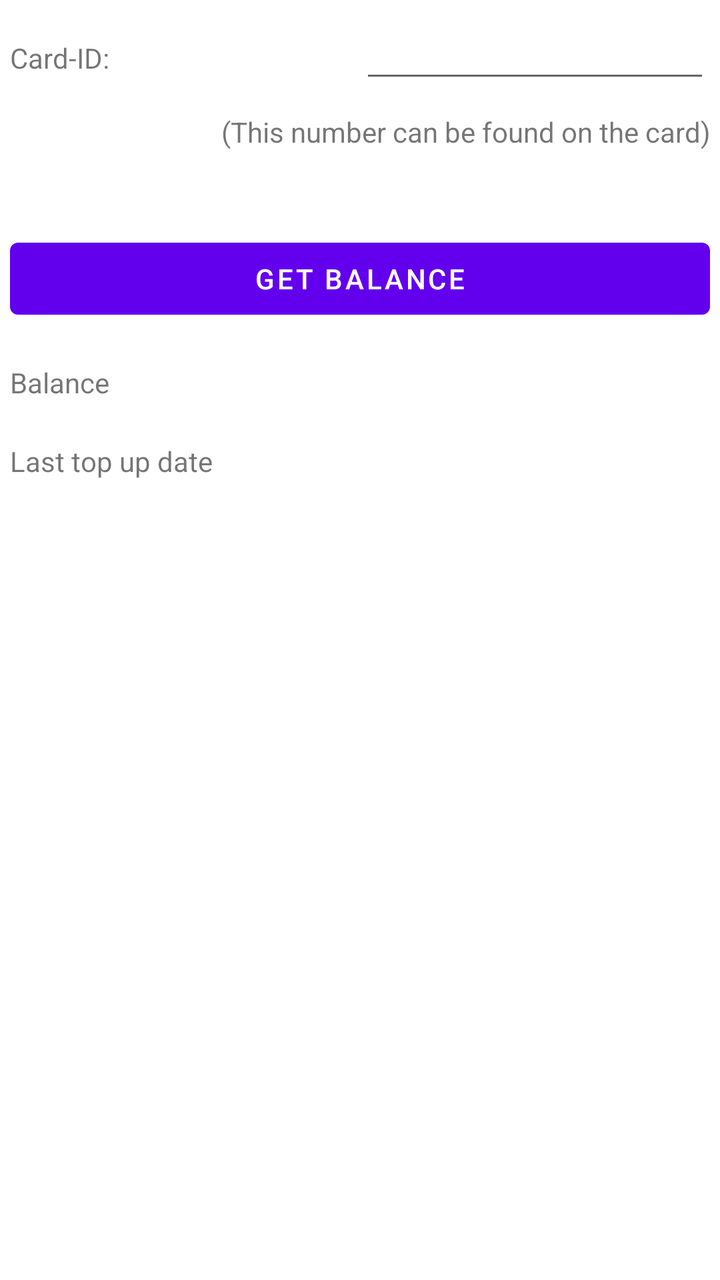
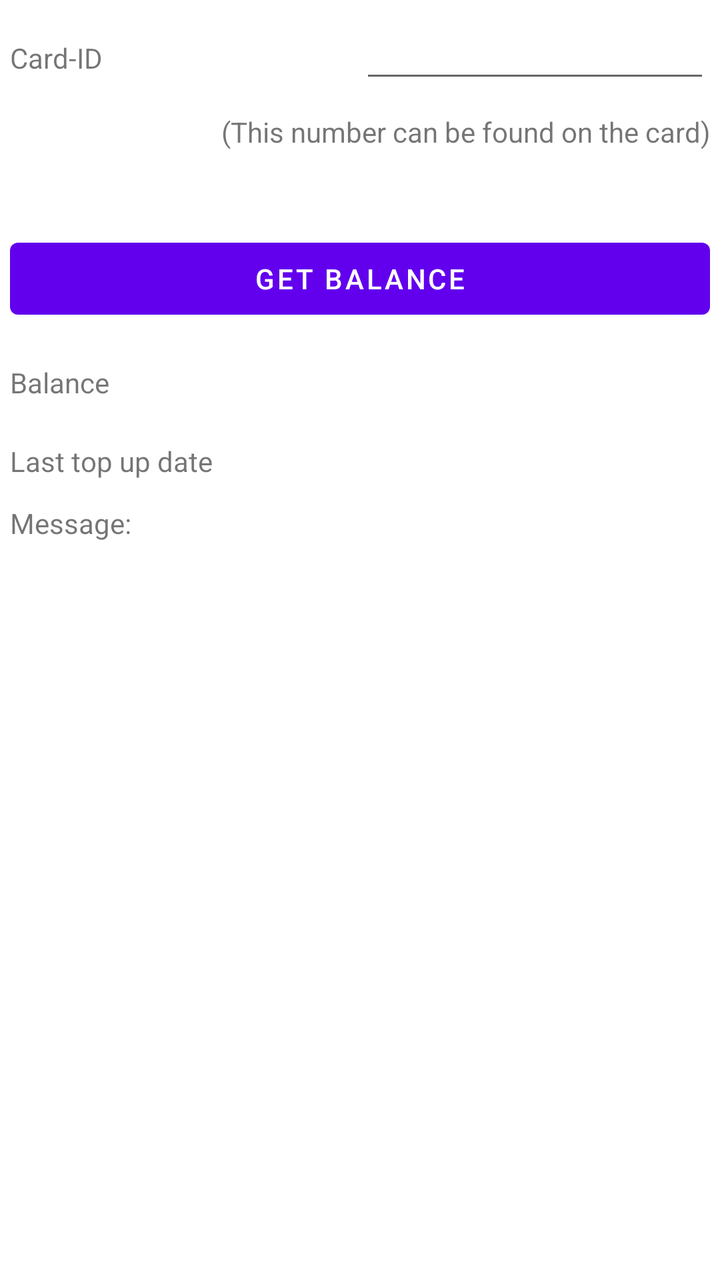

Compare the two renders of this Android layout. The source of the first and the diff that turns it into the second are given below.
<!-- AndroidManifest.xml: fallback theme Theme.MaterialComponents.DayNight.NoActionBar -->
<!-- res/layout/activity_main.xml -->
<?xml version="1.0" encoding="utf-8"?>
<TableLayout xmlns:android="http://schemas.android.com/apk/res/android"
    android:id="@+id/tableLayout1"
    android:layout_width="fill_parent"
    android:layout_height="fill_parent" >

    <TableRow
        android:id="@+id/tableRow1"
        android:layout_width="fill_parent"
        android:layout_height="wrap_content"
        android:padding="5dip" >

        <TextView
            android:id="@+id/textView11"
            android:layout_weight="1"
            android:layout_width="0dp"
            android:text="@string/card_id" />

        <EditText
            android:id="@+id/editCardId"
            android:layout_width="0dp"
            android:layout_weight="1"
            android:inputType="number" />

    </TableRow>

    <TableRow
        android:id="@+id/tableRow2"
        android:layout_width="fill_parent"
        android:layout_height="wrap_content"
        android:padding="5dip" >

        <TextView
            android:id="@+id/textView55"
            android:layout_width="0dp"
            android:gravity="right"
            android:layout_weight="1"
            android:text="@string/found_on_card"
            android:textAppearance="?android:attr/textAppearanceSmall" />
        
    </TableRow>

    <TableRow
        android:id="@+id/tableRow33"
        android:layout_width="fill_parent"
        android:layout_height="wrap_content"
        android:padding="15dip" />

    <TableRow
        android:id="@+id/tableRow5"
        android:layout_width="fill_parent"
        android:layout_height="wrap_content"
        android:padding="5dip" >

        <Button
            android:id="@+id/button_fetch"
            android:layout_width="fill_parent"
            android:layout_weight="1"
            android:text="@string/balance_fetch" />
    </TableRow>

    <TableRow
        android:id="@+id/tableRow3"
        android:layout_width="fill_parent"
        android:layout_height="wrap_content"
        android:padding="5dip" >

        <TextView
            android:id="@+id/textView1"
            android:layout_width="0dp"
            android:layout_weight="1"
            android:text="@string/balance" />

        <TextView
            android:id="@+id/balance"
            android:layout_width="0dp"
            android:textAppearance="?android:attr/textAppearanceLarge" 
            android:layout_weight="1" />
    </TableRow>

    <TableRow
        android:id="@+id/tableRow4"
        android:layout_width="fill_parent"
        android:layout_height="wrap_content"
        android:padding="5dip" >

        <TextView
            android:id="@+id/textView2"
            android:layout_width="0dp"
            android:layout_weight="1"
            android:text="@string/lasttopupdate" />

        <TextView
            android:id="@+id/topupdate"
            android:layout_width="0dp"
            android:textAppearance="?android:attr/textAppearanceLarge" 
            android:layout_weight="1" />
    </TableRow>

    <TableRow
        android:id="@+id/tableRow6"
        android:layout_width="wrap_content"
        android:layout_height="wrap_content" >
    </TableRow>

</TableLayout>
<!-- resources referenced by this layout -->
<resources>
  <string name="balance">Balance</string>
  <string name="balance_fetch">Get balance</string>
  <string name="card_id">Card-ID:</string>
  <string name="found_on_card">(This number can be found on the card)</string>
  <string name="lasttopupdate">Last top up date</string>
</resources>

<!-- the commit's change to res/layout/activity_main.xml (unified diff, before → after) -->
@@ -37,7 +37,6 @@
             android:layout_weight="1"
             android:text="@string/found_on_card"
             android:textAppearance="?android:attr/textAppearanceSmall" />
-        
     </TableRow>
 
     <TableRow
@@ -98,6 +97,25 @@
     </TableRow>
 
     <TableRow
+        android:id="@+id/tableRow48"
+        android:layout_width="fill_parent"
+        android:layout_height="wrap_content"
+        android:padding="5dip" >
+
+        <TextView
+            android:id="@+id/textView28"
+            android:layout_width="0dp"
+            android:layout_weight="1"
+            android:text="@string/latestupdate" />
+
+        <TextView
+            android:id="@+id/latestupdate"
+            android:layout_width="0dp"
+            android:textAppearance="?android:attr/textAppearanceSmall" 
+            android:layout_weight="1" />
+    </TableRow>
+    
+    <TableRow
         android:id="@+id/tableRow6"
         android:layout_width="wrap_content"
         android:layout_height="wrap_content" >
<!-- resource entries referenced after the edit -->
@@ -2,8 +2,9 @@
 <resources>
   <string name="balance">Balance</string>
   <string name="balance_fetch">Get balance</string>
-  <string name="card_id">Card-ID:</string>
+  <string name="card_id">Card-ID</string>
   <string name="found_on_card">(This number can be found on the card)</string>
   <string name="lasttopupdate">Last top up date</string>
+  <string name="latestupdate">Message:</string>
 </resources>
 
